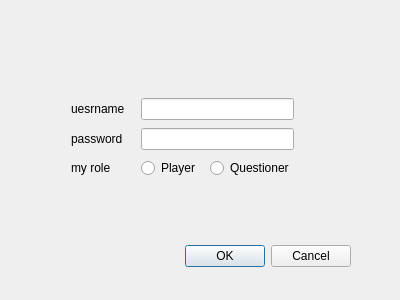
Qt form signupdialog.ui (Poeroz/wordgame) before a commit.
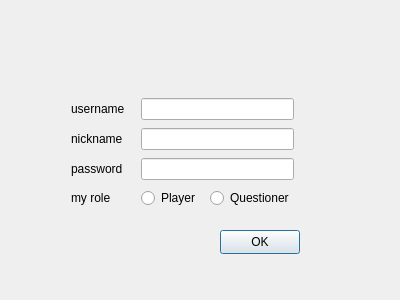
The same form after that commit.

What changed in the file:
```diff
--- a/signupdialog.ui
+++ b/signupdialog.ui
@@ -13,60 +13,31 @@
   <property name="windowTitle">
    <string>Dialog</string>
   </property>
-  <widget class="QDialogButtonBox" name="buttonBox">
-   <property name="geometry">
-    <rect>
-     <x>10</x>
-     <y>240</y>
-     <width>341</width>
-     <height>32</height>
-    </rect>
-   </property>
-   <property name="orientation">
-    <enum>Qt::Horizontal</enum>
-   </property>
-   <property name="standardButtons">
-    <set>QDialogButtonBox::Cancel|QDialogButtonBox::Ok</set>
-   </property>
-  </widget>
-  <widget class="QWidget" name="">
+  <widget class="QWidget" name="layoutWidget">
    <property name="geometry">
     <rect>
      <x>71</x>
      <y>96</y>
      <width>223</width>
-     <height>84</height>
+     <height>114</height>
     </rect>
    </property>
    <layout class="QGridLayout" name="gridLayout">
-    <item row="0" column="0">
-     <widget class="QLabel" name="usrLabel">
-      <property name="text">
-       <string>uesrname</string>
+    <item row="2" column="1" colspan="2">
+     <widget class="QLineEdit" name="pwdLineEdit">
+      <property name="echoMode">
+       <enum>QLineEdit::Password</enum>
       </property>
      </widget>
     </item>
-    <item row="0" column="1" colspan="2">
-     <widget class="QLineEdit" name="usrLineEdit"/>
-    </item>
-    <item row="1" column="0">
+    <item row="2" column="0">
      <widget class="QLabel" name="pwdLabel">
       <property name="text">
        <string>password</string>
       </property>
      </widget>
     </item>
-    <item row="1" column="1" colspan="2">
-     <widget class="QLineEdit" name="pwdLineEdit"/>
-    </item>
-    <item row="2" column="0">
-     <widget class="QLabel" name="roleLabel">
-      <property name="text">
-       <string>my role</string>
-      </property>
-     </widget>
-    </item>
-    <item row="2" column="1">
+    <item row="3" column="1">
      <widget class="QRadioButton" name="playerBtn">
       <property name="text">
        <string>Player</string>
@@ -76,7 +47,7 @@
       </attribute>
      </widget>
     </item>
-    <item row="2" column="2">
+    <item row="3" column="2">
      <widget class="QRadioButton" name="questionerBtn">
       <property name="text">
        <string>Questioner</string>
@@ -86,8 +57,48 @@
       </attribute>
      </widget>
     </item>
+    <item row="3" column="0">
+     <widget class="QLabel" name="roleLabel">
+      <property name="text">
+       <string>my role</string>
+      </property>
+     </widget>
+    </item>
+    <item row="0" column="1" colspan="2">
+     <widget class="QLineEdit" name="usrLineEdit"/>
+    </item>
+    <item row="0" column="0">
+     <widget class="QLabel" name="usrLabel">
+      <property name="text">
+       <string>username</string>
+      </property>
+     </widget>
+    </item>
+    <item row="1" column="0">
+     <widget class="QLabel" name="nameLabel">
+      <property name="text">
+       <string>nickname</string>
+      </property>
+     </widget>
+    </item>
+    <item row="1" column="1" colspan="2">
+     <widget class="QLineEdit" name="nameLineEdit"/>
+    </item>
    </layout>
   </widget>
+  <widget class="QPushButton" name="okBtn">
+   <property name="geometry">
+    <rect>
+     <x>220</x>
+     <y>230</y>
+     <width>80</width>
+     <height>24</height>
+    </rect>
+   </property>
+   <property name="text">
+    <string>OK</string>
+   </property>
+  </widget>
  </widget>
  <resources/>
  <connections>
```
Left out of the diff: 35 changed lines with no effect on the pictures.
